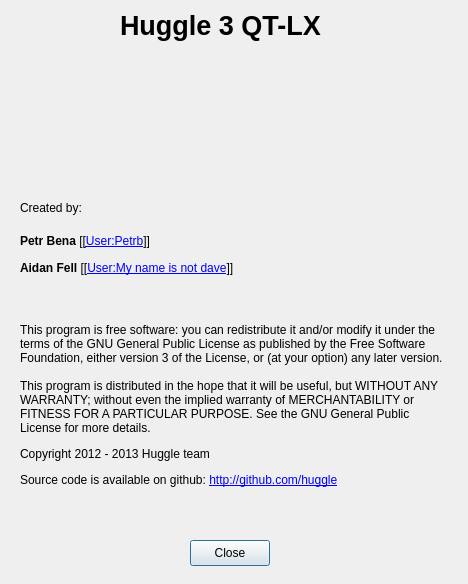
huggle/huggle3-qt-lx, file huggle/aboutform.ui: the form before one commit.
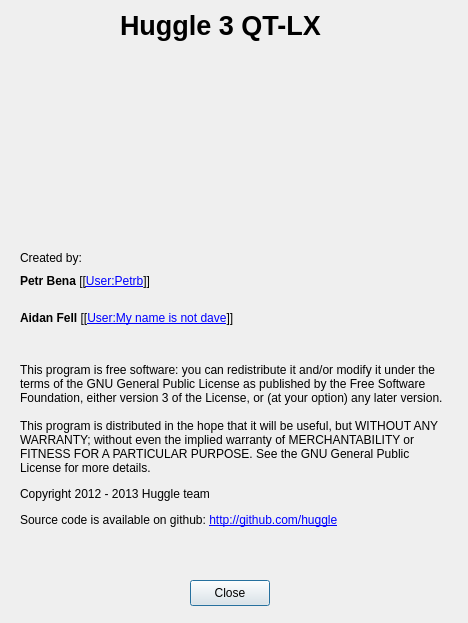
The form after the commit. Icons and pictures are not drawn.

Commit message: ah yes

```diff
--- a/huggle/aboutform.ui
+++ b/huggle/aboutform.ui
@@ -7,7 +7,7 @@
     <x>0</x>
     <y>0</y>
     <width>468</width>
-    <height>584</height>
+    <height>623</height>
    </rect>
   </property>
   <property name="sizePolicy">
@@ -58,7 +58,7 @@
    <property name="geometry">
     <rect>
      <x>20</x>
-     <y>200</y>
+     <y>250</y>
      <width>81</width>
      <height>16</height>
     </rect>
@@ -71,7 +71,7 @@
    <property name="geometry">
     <rect>
      <x>190</x>
-     <y>540</y>
+     <y>580</y>
      <width>80</width>
      <height>26</height>
     </rect>
@@ -87,7 +87,7 @@
    <property name="geometry">
     <rect>
      <x>20</x>
-     <y>290</y>
+     <y>330</y>
      <width>431</width>
      <height>231</height>
     </rect>
@@ -135,7 +135,7 @@
    <property name="geometry">
     <rect>
      <x>20</x>
-     <y>230</y>
+     <y>270</y>
      <width>429</width>
      <height>22</height>
     </rect>
@@ -148,7 +148,7 @@
    <property name="geometry">
     <rect>
      <x>20</x>
-     <y>250</y>
+     <y>300</y>
      <width>429</width>
      <height>37</height>
     </rect>
```
Left out of the diff: 6 changed lines with no effect on the pictures.
